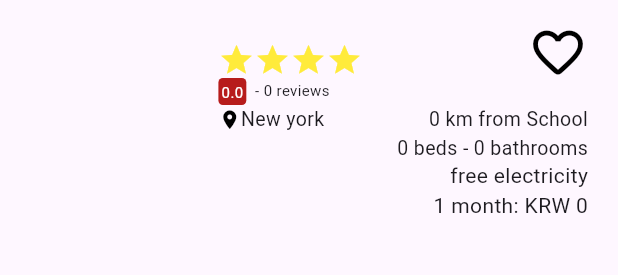
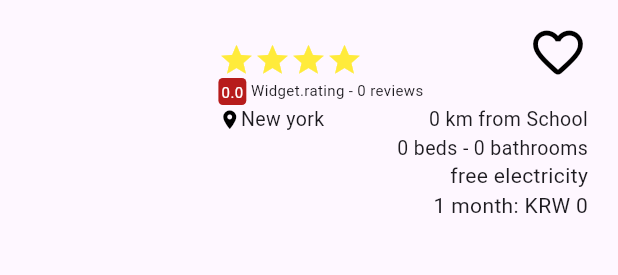
Before and after one commit to Brookmate/brookmate, a Flutter app: the HouseInfo1 widget shown alone on an empty page, opened directly with empty values, on a phone screen of 412 x 824 dp. Shown: the top 275 px of the screen. Run offline on Flutter 3.47's test engine with Material 3 defaults, Android fonts, the phone set to English and light mode, and no system bars; our stand-ins replace cloud_firestore, firebase_core, shared_preferences; accounts and stored records are empty; generated files the repository leaves out were written again.

Commit message:
Get data from the firestore

```diff
--- a/lib/pages/house_search.dart
+++ b/lib/pages/house_search.dart
@@ -5,15 +5,6 @@ import 'package:cloud_firestore/cloud_firestore.dart';
 import 'package:flutter/widgets.dart';
 
 class HouseSearch extends StatelessWidget {
-  final houseList = [
-    "Kiwi",
-    "StrawBerry",
-    "Lemon",
-    "Apple",
-    "Watermelon",
-    "Mango",
-  ];
-
   HouseSearch({super.key});
   void onTap() {}
 
@@ -172,13 +163,13 @@ class HouseSearch extends StatelessWidget {
                               itemCount: docs.length,
                               itemBuilder: (BuildContext context, int index) {
                                 return HouseInfo1(
-                                  houseName: "${docs[index]['location']}\n",
-                                  numRating: 0, //docs[index]['rating_avg']
-                                  rating: ' ',
+                                  houseName: "${docs[index]['house_name']}\n",
+                                  numRating: docs[index]['rating_avg'],
+                                  rating: 0,
                                   numReviews: 0,
                                   numKm: 0,
-                                  numBeds: 0,
-                                  numBath: 0, //docs[index]['bathrooms_counter']
+                                  numBeds: docs[index]['rooms_count'],
+                                  numBath: docs[index]['bathrooms_count'],
                                   rent: docs[index]['rent_price'],
                                   isFreeElec: false,
                                 );
--- a/lib/widgets/house_search_info_1.dart
+++ b/lib/widgets/house_search_info_1.dart
@@ -1,8 +1,8 @@
 import 'package:flutter/material.dart';
 
 class HouseInfo1 extends StatefulWidget {
-  final String houseName, rating;
-  final double numRating;
+  final String houseName;
+  final double numRating, rating;
   final int numReviews, numBeds, numBath, rent, numKm;
   final bool isFreeElec;
 
@@ -97,7 +97,7 @@ class _HouseInfo1State extends State<HouseInfo1> {
                             const SizedBox(
                               width: 3,
                             ),
-                            Text(widget.rating,
+                            Text("$widget.rating",
                                 style:
                                     const TextStyle(fontSize: 10, height: 0.8)),
                             Text(' - ${widget.numReviews} reviews',
```
Also changed, not shown: 2 other files.
